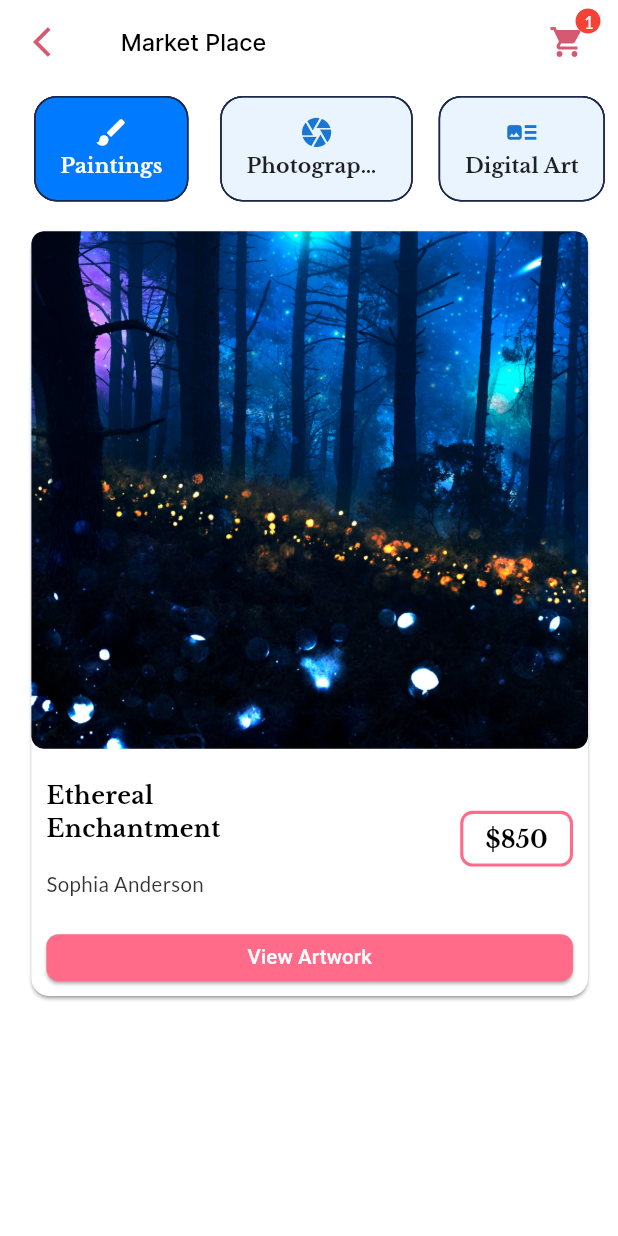
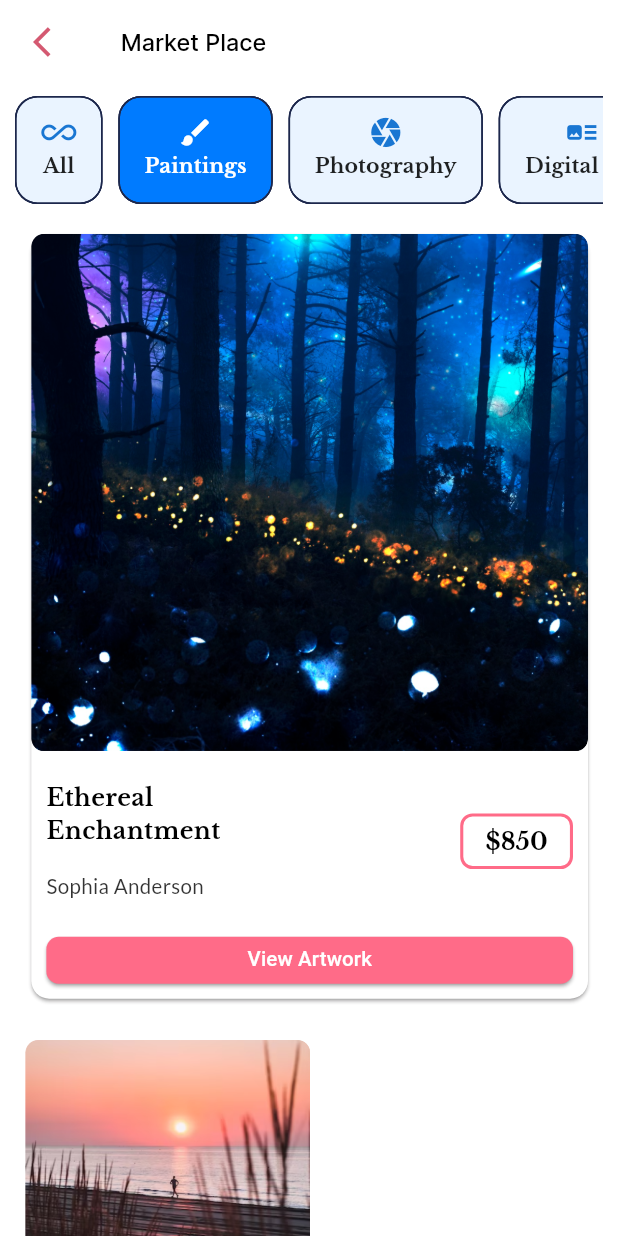
Before and after one commit to Fredrick-Karuri/Artohm, a Flutter app: the ArtMarketplaceScreen screen opened by its route, after a tap on "Paintings", on a phone screen of 412 x 824 dp. Run offline on Flutter 3.47's test engine with Material 3 defaults, Android fonts, the phone set to English and light mode, and no system bars; our stand-ins replace cached_network_image, connectivity_plus, flutter_dotenv, flutter_secure_storage, flutter_svg, get and 6 more; missing offline and left inert: flutter_email_sender, flutter_login_facebook; accounts and stored records are empty.

Commit message:
can now filter in marketplace and have a confirmation screen before logging out

```diff
--- a/lib/presentation/art_marketplace_screen/art_marketplace_screen.dart
+++ b/lib/presentation/art_marketplace_screen/art_marketplace_screen.dart
@@ -1,6 +1,4 @@
-import 'package:artohmapp/presentation/art_marketplace_screen/models/art_marketplace_model.dart';
 import 'package:artohmapp/presentation/art_marketplace_screen/widgets/artwork_card.dart';
-
 import '../../widgets/custom_appbar_component.dart';
 import '../art_marketplace_screen/widgets/marketplacechip_item_widget.dart';
 import 'controller/art_marketplace_controller.dart';
@@ -19,9 +17,6 @@ class ArtMarketplaceScreen extends GetWidget<ArtMarketplaceController> {
     return SafeArea(
       child: Scaffold(
         appBar: CustomAppBarComponent(
-          cartItemCount: 1,
-          hasTrailingIcon: true,
-          trailingIcon: Icons.shopping_cart,
           title: "lbl_market_place2".tr,
           onBackPressed: () {
             Get.back(id: 1);
@@ -93,56 +88,6 @@ class ArtMarketplaceScreen extends GetWidget<ArtMarketplaceController> {
     });
   }
 
-  // artwork() {
-  //   return SingleChildScrollView(
-  //     scrollDirection: Axis.horizontal,
-  //     child: IntrinsicWidth(
-  //       child: Row(
-  //         mainAxisAlignment: MainAxisAlignment.center,
-  //         children: [
-  //           Expanded(
-  //             child: Row(
-  //               mainAxisAlignment: MainAxisAlignment.center,
-  //               children: [
-  //                 CustomCardWidget(
-  //                   card: MarketPlaceArtwork(
-  //                     imagePath: ImageConstant.imgRectangle1120,
-  //                     svgPath: ImageConstant.imgIconsWhiteA700,
-  //                     title: "lbl_sunset_serenity",
-  //                     artist: "lbl_emily_davis",
-  //                     price: "lbl_620",
-
-  //                   ),
-  //                 ),
-  //                 SizedBox(width: 8),
-  //                 CustomCardWidget(
-  //                   card: MarketPlaceArtwork(
-  //                     imagePath: ImageConstant.imgRectangle1121,
-  //                     svgPath: ImageConstant.imgIconsWhiteA700,
-  //                     title: "lbl_sunset_serenity",
-  //                     artist: "lbl_emily_davis",
-  //                     price: "lbl_620",
-  //                   ),
-  //                 ),
-  //                 SizedBox(width: 8),
-  //                 CustomCardWidget(
-  //                   card: MarketPlaceArtwork(
-  //                     imagePath: ImageConstant.imgRectangle1120,
-  //                     svgPath: ImageConstant.imgIconsWhiteA700,
-  //                     title: "lbl_sunset_serenity",
-  //                     artist: "lbl_emily_davis",
-  //                     price: "lbl_620",
-  //                   ),
-  //                 ),
-  //               ],
-  //             ),
-  //           ),
-  //         ],
-  //       ),
-  //     ),
-  //   );
-  // }
-
   featuredCard() {
     return Padding(
       padding: const EdgeInsets.only(right: 16),
@@ -152,8 +97,6 @@ class ArtMarketplaceScreen extends GetWidget<ArtMarketplaceController> {
           children: [
             CustomImageView(
               imagePath: ImageConstant.imgRectangle11332x358,
-              // height: 332.v,
-              // width: 358.h,
               radius: BorderRadius.circular(8.h),
               fit: BoxFit.cover,
             ),
@@ -206,18 +149,15 @@ class ArtMarketplaceScreen extends GetWidget<ArtMarketplaceController> {
     );
   }
 
-  topChips() {
-    return Padding(
-      padding: const EdgeInsets.only(left: 10, bottom: 8),
-      child: Obx(
-        () => GridView.builder(
+topChips() {
+  return Padding(
+    padding: const EdgeInsets.only(left: 10, bottom: 8, right: 10),
+    child: Obx(
+      () => SizedBox(
+        height: 72, // Adjust this value as needed
+        child: ListView.builder(
           shrinkWrap: true,
-          gridDelegate: SliverGridDelegateWithFixedCrossAxisCount(
-              mainAxisExtent: 72.v,
-              crossAxisCount: 3,
-              mainAxisSpacing: 8.h,
-              crossAxisSpacing: 8.h),
-          physics: NeverScrollableScrollPhysics(),
+          scrollDirection: Axis.horizontal,
           itemCount: controller.artMarketplaceModelObj.value
               .marketplaceChipItemList.value.length,
           itemBuilder: (context, index) {
@@ -227,8 +167,10 @@ class ArtMarketplaceScreen extends GetWidget<ArtMarketplaceController> {
           },
         ),
       ),
-    );
-  }
+    ),
+  );
+}
+
 
   /// Navigates to the previous screen.
   ///
--- a/lib/presentation/art_marketplace_screen/controller/art_marketplace_controller.dart
+++ b/lib/presentation/art_marketplace_screen/controller/art_marketplace_controller.dart
@@ -8,20 +8,24 @@ import 'package:artohmapp/presentation/art_marketplace_screen/models/marketplace
 /// current artMarketplaceModelObj
 class ArtMarketplaceController extends GetxController {
   Rx<ArtMarketplaceModel> artMarketplaceModelObj = ArtMarketplaceModel().obs;
-  // In ArtMarketplaceController
   RxList<MarketPlaceArtwork> filteredArtworks = RxList<MarketPlaceArtwork>();
 
-  // list of filtered items
-  RxList<MarketplaceChipItemModel> filteredItems =
-      RxList<MarketplaceChipItemModel>();
-  RxString selectedChipId = RxString("");
+  @override
+  void onInit() {
+    super.onInit();
+    // Initialize filteredArtworks with all artworks
+    filteredArtworks.addAll(artMarketplaceModelObj.value.artList.value);
+  }
 
   void filterArt(String id) {
-    selectedChipId.value = id;
-
-    // Filter the artworks based on the selected chip id
-    filteredArtworks.value = artMarketplaceModelObj.value.artList.value
-        .where((art) => art.type == id)
-        .toList();
+    if (id == "all") {
+      // If "all" is selected, show all artworks
+      filteredArtworks.assignAll(artMarketplaceModelObj.value.artList.value);
+    } else {
+      // Filter the artworks based on the selected chip id
+      filteredArtworks.assignAll(
+        artMarketplaceModelObj.value.artList.value.where((art) => art.type == id).toList(),
+      );
+    }
   }
 }
--- a/lib/presentation/art_marketplace_screen/models/art_marketplace_model.dart
+++ b/lib/presentation/art_marketplace_screen/models/art_marketplace_model.dart
@@ -9,18 +9,24 @@ class ArtMarketplaceModel {
   Rx<List<MarketplaceChipItemModel>> marketplaceChipItemList = Rx(
     [
       MarketplaceChipItemModel(
+        label: Rx("All"),
+        id: Rx("all"),
+        iconData: Icons.all_inclusive,
+        isSelected: Rx(true),
+      ),
+      MarketplaceChipItemModel(
         label: Rx("Paintings"),
-        id: Rx("1"),
+        id: Rx("ptg"),
         iconData: Icons.brush,
       ),
       MarketplaceChipItemModel(
         label: Rx("Photography"),
-        id: Rx("2"),
+        id: Rx("pho"),
         iconData: Icons.camera,
       ),
       MarketplaceChipItemModel(
         label: Rx("Digital Art"),
-        id: Rx("3"),
+        id: Rx("dgt"),
         iconData: Icons.art_track,
       ),
       // Add more art types here...
@@ -34,8 +40,8 @@ class ArtMarketplaceModel {
         title: "lbl_sunset_serenity",
         artist: "lbl_emily_davis",
         price: "lbl_620",
-        id: "1",
-        type: "Paintings",
+        // id: "1",
+        type: "ptg",
       ),
       MarketPlaceArtwork(
         imagePath: ImageConstant.imgRectangle1120,
@@ -43,8 +49,8 @@ class ArtMarketplaceModel {
         title: "lbl_sunset_serenity",
         artist: "lbl_emily_davis",
         price: "lbl_620",
-        id: "2",
-        type: "Digital Art",
+        // id: "2",
+        type: "dgt",
       ),
       MarketPlaceArtwork(
         imagePath: ImageConstant.imgRectangle1120,
@@ -52,8 +58,16 @@ class ArtMarketplaceModel {
         title: "lbl_sunset_serenity",
         artist: "lbl_emily_davis",
         price: "lbl_620",
-        id: "3",
-        type: "Photography",
+        // id: "2",
+        type: "pho",
+      ),MarketPlaceArtwork(
+        imagePath: ImageConstant.imgRectangle1120,
+        svgPath: ImageConstant.imgIconsWhiteA700,
+        title: "lbl_sunset_serenity",
+        artist: "lbl_emily_davis",
+        price: "lbl_620",
+        // id: "2",
+        type: "pho",
       ),
       // Add more artworks here...
     ],
@@ -66,7 +80,7 @@ class MarketPlaceArtwork {
   final String title;
   final String artist;
   final String price;
-  final String id;
+  // final String id;
   final String type;
 
   MarketPlaceArtwork({
@@ -75,7 +89,7 @@ class MarketPlaceArtwork {
     required this.title,
     required this.artist,
     required this.price,
-    required this.id,
+    // required this.id,
     required this.type,
   });
 }
--- a/lib/presentation/art_marketplace_screen/widgets/marketplacechip_item_widget.dart
+++ b/lib/presentation/art_marketplace_screen/widgets/marketplacechip_item_widget.dart
@@ -21,7 +21,9 @@ class MarketplaceChipItemWidget extends StatelessWidget {
 
   @override
   Widget build(BuildContext context) {
-    return GestureDetector(
+    return Container(
+      margin: EdgeInsets.only(right: 10.h),
+      child: GestureDetector(
         onTap: () {
           // Reset isSelected for all chips
           controller.artMarketplaceModelObj.value.marketplaceChipItemList.value
@@ -69,6 +71,7 @@ class MarketplaceChipItemWidget extends StatelessWidget {
             ),
           ),
         ),
+      ),
     );
   }
 }
```
Also changed, not shown: lib/presentation/settings_screen/settings_screen.dart (+24 -0 lines), pubspec.lock, 3 other files. Lines whose indentation alone changed are shown as unchanged.
